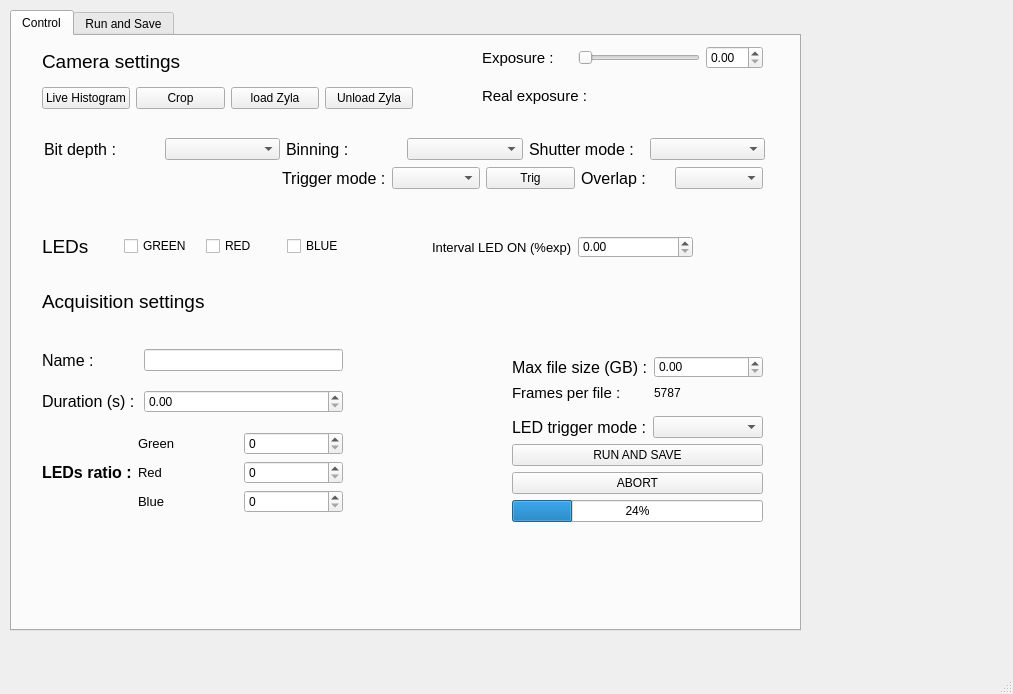
Above: isoi_window_V2.ui from JohnstonLab/OMMI before the change. Below: the same form after it.
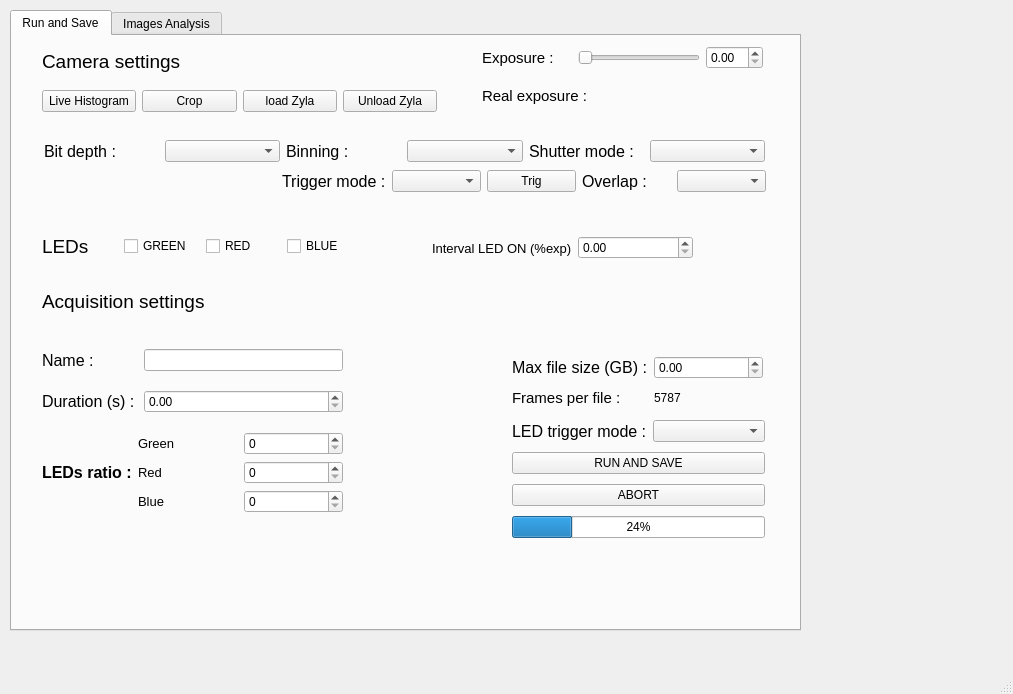
That is the form after the change.

Commit message: Tab names changes

Diff of the .ui file:
```diff
--- a/isoi_window_V2.ui
+++ b/isoi_window_V2.ui
@@ -28,7 +28,7 @@
     </property>
     <widget class="QWidget" name="tab">
      <attribute name="title">
-      <string>Control</string>
+      <string>Run and Save</string>
      </attribute>
      <widget class="QLabel" name="label">
       <property name="geometry">
@@ -54,7 +54,7 @@
         <x>32</x>
         <y>102</y>
         <width>721</width>
-        <height>22</height>
+        <height>26</height>
        </rect>
       </property>
       <layout class="QHBoxLayout" name="horizontalLayout">
@@ -110,8 +110,8 @@
        <rect>
         <x>270</x>
         <y>130</y>
-        <width>481</width>
-        <height>25</height>
+        <width>484</width>
+        <height>30</height>
        </rect>
       </property>
       <layout class="QHBoxLayout" name="horizontalLayout_2">
@@ -282,8 +282,8 @@
        <rect>
         <x>500</x>
         <y>380</y>
-        <width>251</width>
-        <height>109</height>
+        <width>253</width>
+        <height>129</height>
        </rect>
       </property>
       <layout class="QVBoxLayout" name="verticalLayout">
@@ -335,7 +335,7 @@
         <x>500</x>
         <y>320</y>
         <width>251</width>
-        <height>46</height>
+        <height>55</height>
        </rect>
       </property>
       <layout class="QGridLayout" name="gridLayout_3">
@@ -381,7 +381,7 @@
         <x>420</x>
         <y>200</y>
         <width>261</width>
-        <height>22</height>
+        <height>24</height>
        </rect>
       </property>
       <layout class="QHBoxLayout" name="horizontalLayout_7">
@@ -469,8 +469,8 @@
        <rect>
         <x>30</x>
         <y>50</y>
-        <width>371</width>
-        <height>25</height>
+        <width>395</width>
+        <height>30</height>
        </rect>
       </property>
       <layout class="QHBoxLayout" name="horizontalLayout_5">
@@ -552,7 +552,7 @@
     </widget>
     <widget class="QWidget" name="tab_2">
      <attribute name="title">
-      <string>Run and Save</string>
+      <string>Images Analysis</string>
      </attribute>
     </widget>
    </widget>
```
Left out of the diff: 2 changed lines with no effect on the pictures.
